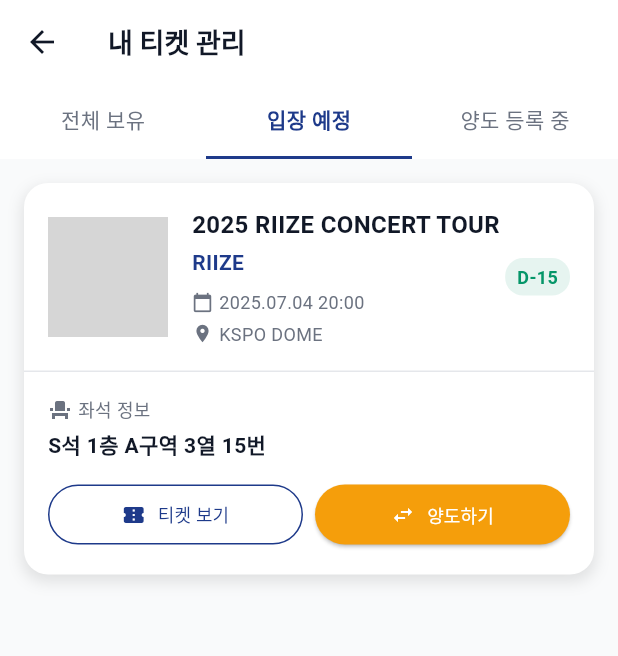
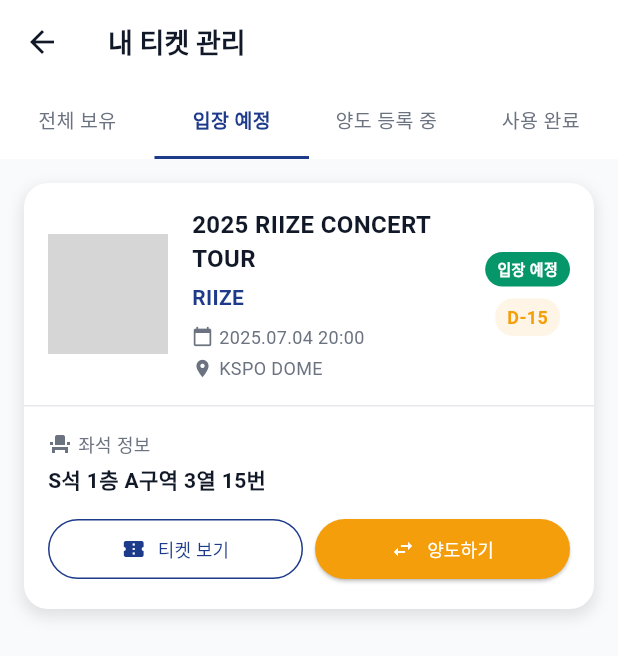
Before and after one commit to WE-Ticket/WE-Ticket_FE, a Flutter app: the MyTicketsScreen screen opened directly, after a tap on "입장 예정", on a phone screen of 412 x 824 dp. Shown: the top 656 px of the screen. Run offline on Flutter 3.47's test engine with Material 3 defaults, Android fonts, the phone set to English and light mode, and no system bars; our stand-ins replace shared_preferences; accounts and stored records are empty; network calls fail; grey boxes are pictures that could not be loaded.

Commit message:
update My tickets Screen
update My tickets Screen
사용 완료 까지 탭 4개로 확장

```diff
--- a/lib/screens/mypage/my_tickets_screen.dart
+++ b/lib/screens/mypage/my_tickets_screen.dart
@@ -12,7 +12,7 @@
 class _MyTicketsScreenState extends State<MyTicketsScreen> {
   String _selectedFilter = '전체 보유';
 
-  final List<String> _filterOptions = ['전체 보유', '입장 예정', '양도 등록 중'];
+  final List<String> _filterOptions = ['전체 보유', '입장 예정', '양도 등록 중', '사용 완료'];
 
   // FIXME: 더미 데이터 - 실제로는 API에서 가져올 예정
   final List<Map<String, dynamic>> _activeTickets = [
@@ -26,7 +26,7 @@
       'seat': 'S석 1층 A구역 3열 15번',
       'poster':
           'https://talkimg.imbc.com/TVianUpload/tvian/TViews/image/2025/05/22/0be8f4e2-5e79-4a67-b80c-b14654cf908c.jpg',
-      'status': 'upcoming', // upcoming, transferring
+      'status': 'upcoming', // upcoming, transferring, used
       'dday': 15,
       'price': '154,000원',
     },
@@ -44,9 +44,21 @@
       'dday': 36,
       'price': '88,000원',
     },
+    {
+      'id': 'ticket_3',
+      'title': 'SEVENTEEN CONCERT',
+      'artist': 'SEVENTEEN',
+      'date': '2025.05.10',
+      'time': '18:00',
+      'venue': 'KSPO DOME',
+      'seat': 'R석 2층 C구역 10열 20번',
+      'poster': 'https://newsimg.sedaily.com/2024/08/14/2DD0HP41GF_1.jpg',
+      'status': 'used',
+      'dday': -60, // 과거 공연
+      'price': '132,000원',
+      'usedDate': '2025.05.10',
+    },
   ];
-
-  // final List<Map<String, dynamic>> _activeTickets = [];
 
   @override
   Widget build(BuildContext context) {
@@ -70,7 +82,6 @@
       ),
       body: Column(
         children: [
-          // 필터 탭
           _buildFilterTabs(),
 
           // 티켓 카드 리스트
@@ -120,7 +131,7 @@
                   child: Text(
                     filter,
                     style: TextStyle(
-                      fontSize: 14,
+                      fontSize: 13,
                       color: isSelected
                           ? AppColors.primary
                           : AppColors.textSecondary,
@@ -148,7 +159,11 @@
         return _activeTickets
             .where((ticket) => ticket['status'] == 'transferring')
             .toList();
-      default:
+      case '사용 완료':
+        return _activeTickets
+            .where((ticket) => ticket['status'] == 'used')
+            .toList();
+      default: // 전체 보유
         return _activeTickets;
     }
   }
@@ -264,21 +279,19 @@
 
                 Column(
                   children: [
+                    _buildStatusBadge(ticket['status']),
+                    SizedBox(height: 8),
                     Container(
                       padding: EdgeInsets.symmetric(horizontal: 8, vertical: 4),
                       decoration: BoxDecoration(
-                        color: ticket['status'] == 'upcoming'
-                            ? AppColors.success.withOpacity(0.1)
-                            : AppColors.warning.withOpacity(0.1),
+                        color: _getDdayColor(ticket['dday']).withOpacity(0.1),
                         borderRadius: BorderRadius.circular(12),
                       ),
                       child: Text(
-                        'D-${ticket['dday']}',
+                        _getDdayText(ticket['dday'], ticket['status']),
                         style: TextStyle(
                           fontSize: 12,
-                          color: ticket['status'] == 'upcoming'
-                              ? AppColors.success
-                              : AppColors.warning,
+                          color: _getDdayColor(ticket['dday']),
                           fontWeight: FontWeight.w600,
                         ),
                       ),
@@ -329,6 +342,7 @@
 
                 SizedBox(height: 12),
 
+                // 상태별 액션 버튼
                 Row(
                   children: [
                     Expanded(
@@ -346,9 +360,21 @@
 
                     SizedBox(width: 8),
 
-                    if (ticket['status'] == 'upcoming')
-                      Expanded(
-                        child: ElevatedButton.icon(
+                    Expanded(child: _buildSecondaryActionButton(ticket)),
+                  ],
+                ),
+              ],
+            ),
+          ),
+        ],
+      ),
+    );
+  }
+
+  Widget _buildSecondaryActionButton(Map<String, dynamic> ticket) {
+    switch (ticket['status']) {
+      case 'upcoming':
+        return ElevatedButton.icon(
           onPressed: () => _handleTransfer(ticket),
           icon: Icon(Icons.swap_horiz, size: 16),
           label: Text('양도하기', style: TextStyle(fontSize: 12)),
@@ -357,11 +383,9 @@
             foregroundColor: AppColors.white,
             padding: EdgeInsets.symmetric(vertical: 8),
           ),
-                        ),
-                      )
-                    else
-                      Expanded(
-                        child: ElevatedButton.icon(
+        );
+      case 'transferring':
+        return ElevatedButton.icon(
           onPressed: () => _handleTransferManage(ticket),
           icon: Icon(Icons.settings, size: 16),
           label: Text('양도 관리', style: TextStyle(fontSize: 12)),
@@ -370,16 +394,74 @@
             foregroundColor: AppColors.white,
             padding: EdgeInsets.symmetric(vertical: 8),
           ),
+        );
+      case 'used':
+        return ElevatedButton.icon(
+          onPressed: () => _showUsedTicketInfo(ticket),
+          icon: Icon(Icons.history, size: 16),
+          label: Text('입장 기록', style: TextStyle(fontSize: 12)),
+          style: ElevatedButton.styleFrom(
+            backgroundColor: AppColors.secondary,
+            foregroundColor: AppColors.white,
+            padding: EdgeInsets.symmetric(vertical: 8),
+          ),
+        );
+      default:
+        return SizedBox.shrink();
+    }
+  }
+
+  Widget _buildStatusBadge(String status) {
+    Color backgroundColor;
+    String text;
+
+    switch (status) {
+      case 'upcoming':
+        backgroundColor = AppColors.success;
+        text = '입장 예정';
+        break;
+      case 'transferring':
+        backgroundColor = AppColors.warning;
+        text = '양도 중';
+        break;
+      case 'used':
+        backgroundColor = AppColors.primary;
+        text = '사용 완료';
+        break;
+      default:
+        backgroundColor = AppColors.gray400;
+        text = '알 수 없음';
+    }
+
+    return Container(
+      padding: EdgeInsets.symmetric(horizontal: 8, vertical: 4),
+      decoration: BoxDecoration(
+        color: backgroundColor,
+        borderRadius: BorderRadius.circular(12),
+      ),
+      child: Text(
+        text,
+        style: TextStyle(
+          color: AppColors.white,
+          fontSize: 10,
+          fontWeight: FontWeight.bold,
         ),
       ),
-                  ],
-                ),
-              ],
-            ),
-          ),
-        ],
-      ),
     );
+  }
+
+  Color _getDdayColor(int dday) {
+    if (dday < 0) return AppColors.secondary; // 과거
+    if (dday <= 7) return AppColors.error; // 임박
+    if (dday <= 30) return AppColors.warning; // 한 달 이내
+    return AppColors.success; // 여유
+  }
+
+  String _getDdayText(int dday, String status) {
+    if (status == 'used') return '사용 완료';
+    if (dday < 0) return '종료';
+    if (dday == 0) return 'D-Day';
+    return 'D-$dday';
   }
 
   Widget _buildEmptyFilter() {
@@ -438,7 +520,6 @@
   }
 
   void _handleTransfer(Map<String, dynamic> ticket) {
-    // TODO: 05_01_NFC인증활성화로 이동 (입장하기)
     showDialog(
       context: context,
       builder: (context) => AlertDialog(
@@ -470,4 +551,71 @@
       context,
     ).showSnackBar(SnackBar(content: Text('${ticket['title']} 양도 관리')));
   }
+
+  void _showUsedTicketInfo(Map<String, dynamic> ticket) {
+    showModalBottomSheet(
+      context: context,
+      backgroundColor: Colors.transparent,
+      builder: (context) => Container(
+        decoration: BoxDecoration(
+          color: AppColors.surface,
+          borderRadius: BorderRadius.vertical(top: Radius.circular(20)),
+        ),
+        padding: EdgeInsets.all(20),
+        child: Column(
+          mainAxisSize: MainAxisSize.min,
+          children: [
+            Container(
+              margin: EdgeInsets.only(bottom: 16),
+              width: 40,
+              height: 4,
+              decoration: BoxDecoration(
+                color: AppColors.gray300,
+                borderRadius: BorderRadius.circular(2),
+              ),
+            ),
+            Text(
+              '입장 완료 기록',
+              style: TextStyle(
+                fontSize: 18,
+                fontWeight: FontWeight.bold,
+                color: AppColors.textPrimary,
+              ),
+            ),
+            SizedBox(height: 16),
+            Row(
+              children: [
+                Icon(Icons.check_circle, color: AppColors.success, size: 24),
+                SizedBox(width: 12),
+                Expanded(
+                  child: Column(
+                    crossAxisAlignment: CrossAxisAlignment.start,
+                    children: [
+                      Text(
+                        ticket['title'],
+                        style: TextStyle(
+                          fontSize: 16,
+                          fontWeight: FontWeight.w600,
+                          color: AppColors.textPrimary,
+                        ),
+                      ),
+                      SizedBox(height: 4),
+                      Text(
+                        '입장일: ${ticket['usedDate'] ?? ticket['date']}',
+                        style: TextStyle(
+                          fontSize: 14,
+                          color: AppColors.textSecondary,
+                        ),
+                      ),
+                    ],
+                  ),
+                ),
+              ],
+            ),
+            SizedBox(height: 20),
+          ],
+        ),
+      ),
+    );
   }
+}
```
Also changed, not shown: lib/screens/mypage/my_page_screen.dart (+7 -1 lines). Lines whose indentation alone changed are shown as unchanged.
